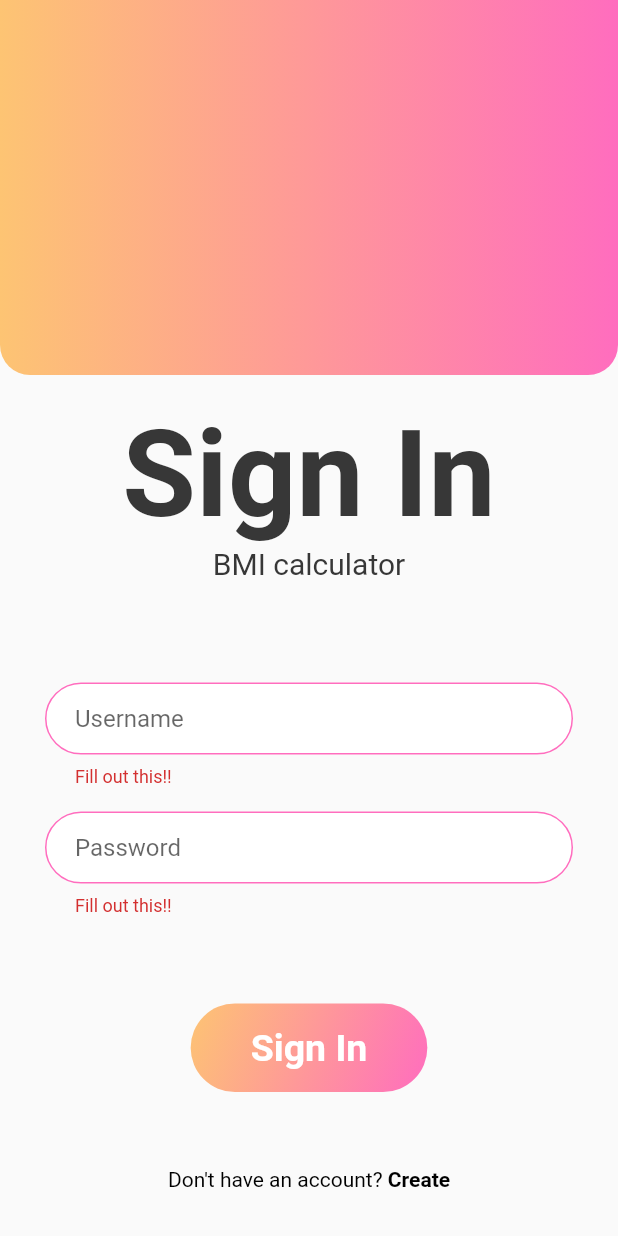
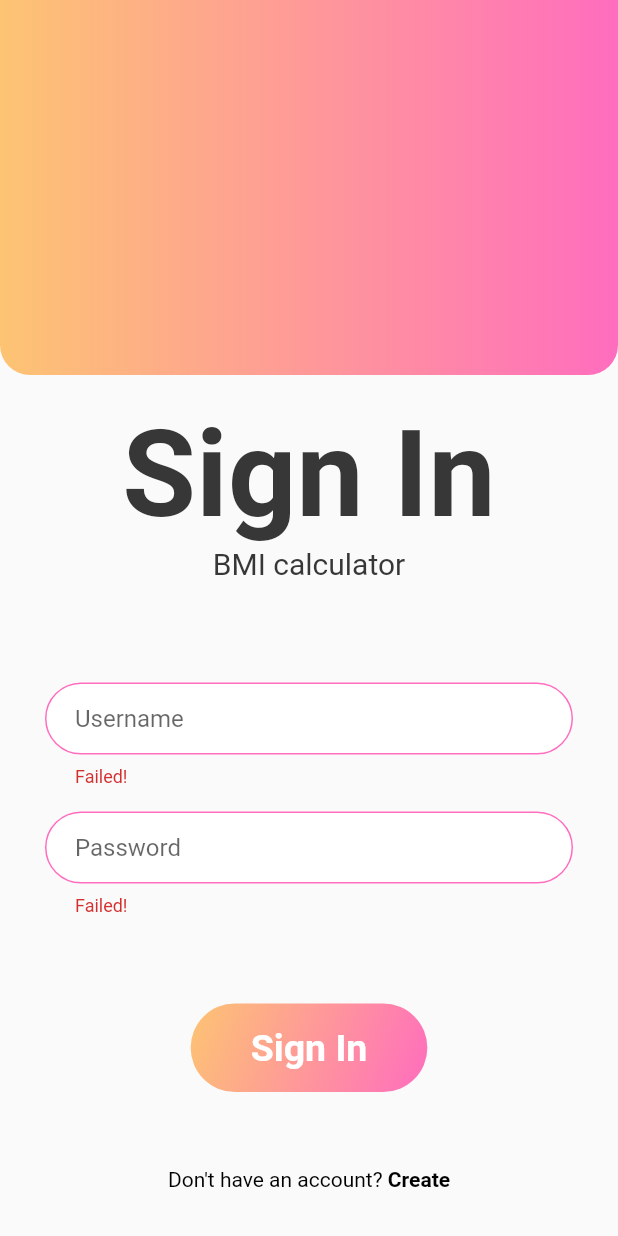
Before and after one commit to farhaznurjananto/PBM-praktikum-6, a Flutter app: the screen it shows after launch, after a tap on "Sign In", on a phone screen of 412 x 824 dp. Run offline on Flutter 3.47's test engine with Material 2 defaults, Android fonts, the phone set to English and light mode, and no system bars.

Commit message:
final banget

```diff
--- a/lib/page/login_page.dart
+++ b/lib/page/login_page.dart
@@ -117,11 +117,15 @@ class _LoginPageState extends State<LoginPage> {
                       ),
                       style: const TextStyle(fontSize: 16),
                       validator: (value) {
+                        if (dataInputan.isNotEmpty) {
                           if (value == null || value.isEmpty) {
                             return 'Fill out this!!';
                             // } else if (value == uname) {
                           } else if (value == dataInputan[0]) {
                             return null;
+                          } else {
+                            return 'Failed!';
+                          }
                         } else {
                           return 'Failed!';
                         }
@@ -164,11 +168,15 @@ class _LoginPageState extends State<LoginPage> {
                       ),
                       style: const TextStyle(fontSize: 16),
                       validator: (value) {
+                        if (dataInputan.isNotEmpty) {
                           if (value == null || value.isEmpty) {
                             return 'Fill out this!!';
                             // } else if (value == pass) {
                           } else if (value == dataInputan[0]) {
                             return null;
+                          } else {
+                            return 'Failed!';
+                          }
                         } else {
                           return 'Failed!';
                         }
```
Lines whose indentation alone changed are shown as unchanged.
